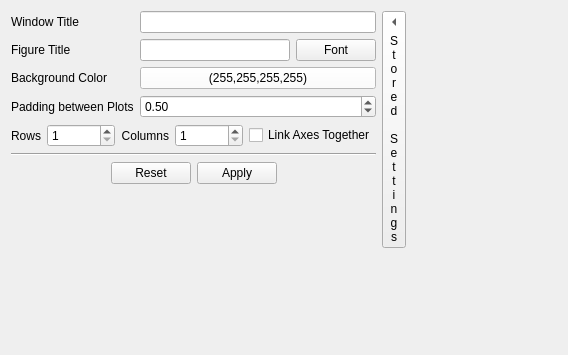
Old version of the form src/ui/Ui_FigureOptionsWidget.ui in the repository bbreslauer/PySciPlot.
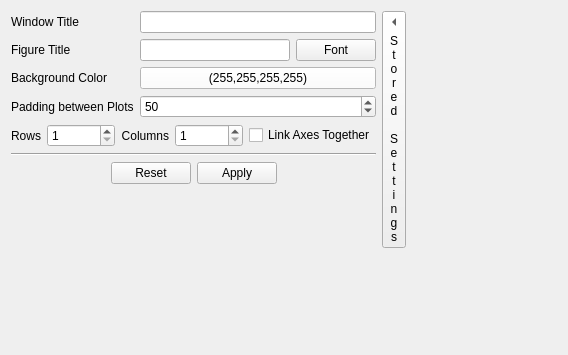
New version of the form. Custom widgets are drawn as their Qt base class.

Commit message: Made plot padding and multiple plots on a figure work. Padding is now done by pixel count, not inches, which necessitated a change of axesPadding from a float to an int.

```diff
--- a/src/ui/Ui_FigureOptionsWidget.ui
+++ b/src/ui/Ui_FigureOptionsWidget.ui
@@ -186,16 +186,6 @@
      </property>
     </widget>
    </item>
-   <item row="3" column="1" colspan="2">
-    <widget class="QDoubleSpinBox" name="axesPadding">
-     <property name="singleStep">
-      <double>0.100000000000000</double>
-     </property>
-     <property name="value">
-      <double>0.500000000000000</double>
-     </property>
-    </widget>
-   </item>
    <item row="3" column="4">
     <spacer name="horizontalSpacer">
      <property name="orientation">
@@ -281,6 +271,16 @@
      </property>
     </widget>
    </item>
+   <item row="3" column="1" colspan="2">
+    <widget class="QSpinBox" name="axesPadding">
+     <property name="maximum">
+      <number>1000</number>
+     </property>
+     <property name="value">
+      <number>50</number>
+     </property>
+    </widget>
+   </item>
   </layout>
   <zorder>windowTitle</zorder>
   <zorder>label_24</zorder>
```
The commit also changes 23 other files.
